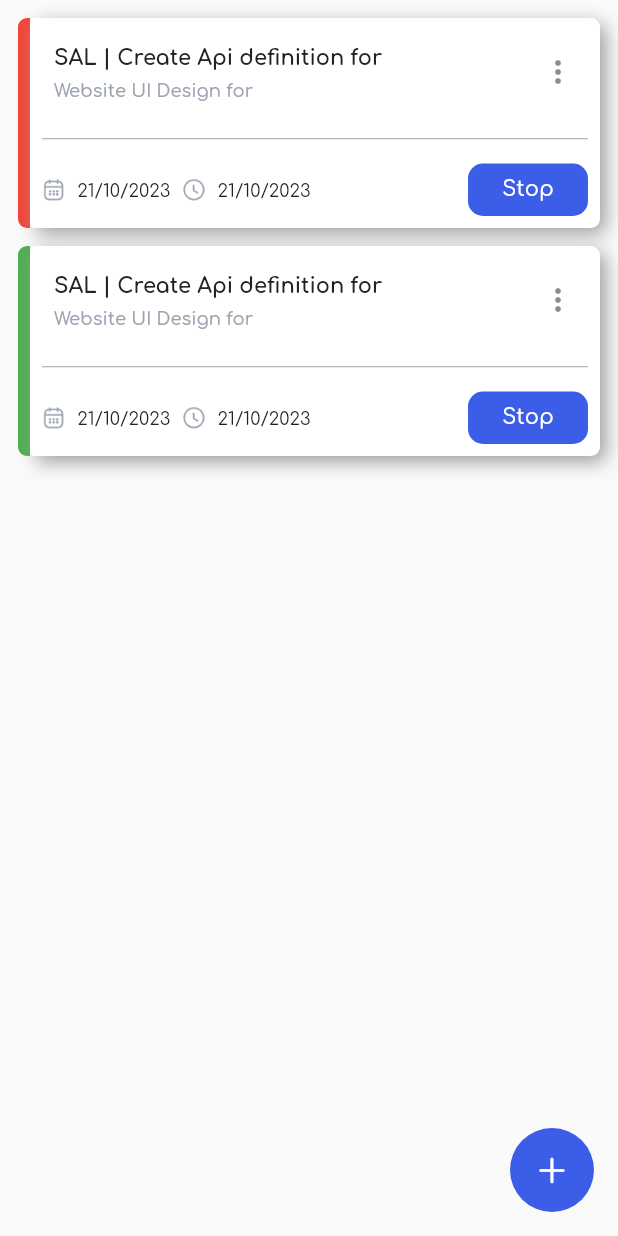
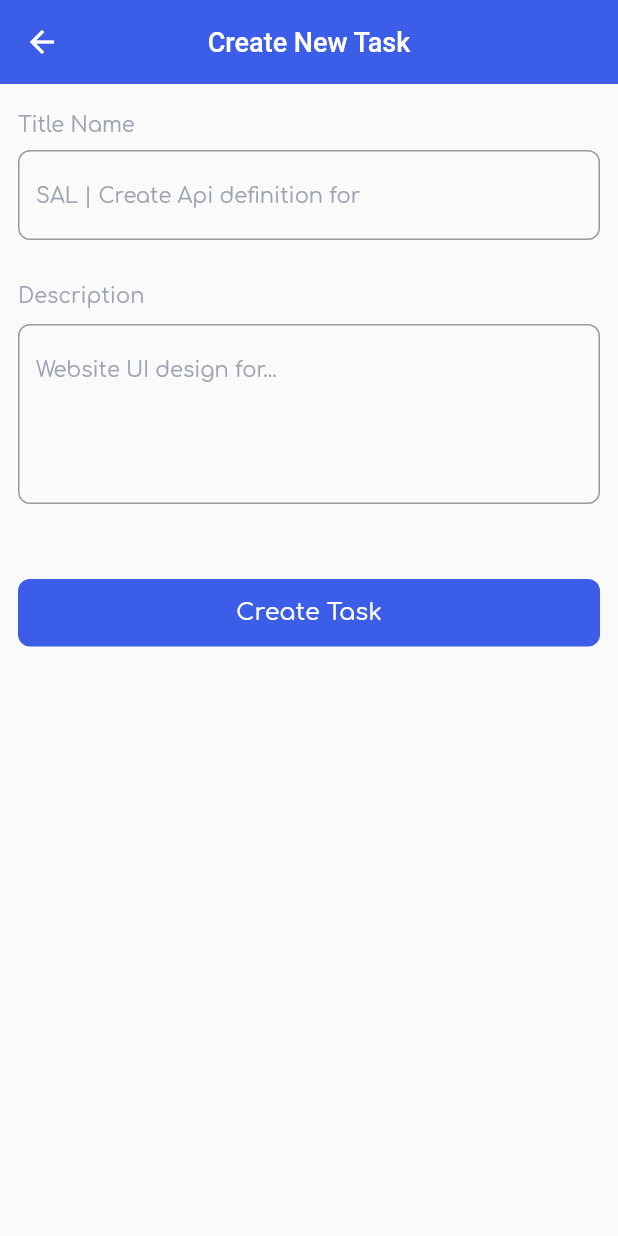
Before and after one commit to nachiketghelani54/time_tracking_demo_flutter_app, a Flutter app: the DoneScreen screen opened directly, after a tap on an icon or button, on a phone screen of 412 x 824 dp. Run offline on Flutter 3.47's test engine with Material 2 defaults, Android fonts, the phone set to English and light mode, and no system bars; our stand-ins replace bloc, equatable, firebase_auth, firebase_core, flutter_bloc, shared_preferences; missing offline and left inert: day_night_switcher; accounts and stored records are empty; generated files the repository leaves out were written again.

Commit message:
add new screen done

```diff
--- a/lib/constants/color_constant.dart
+++ b/lib/constants/color_constant.dart
@@ -10,6 +10,7 @@ class TaskColors {
   static const lightBlackColor = Color(0xff222222);
   static const iconColor = Color(0xff58595b);
   static const hintColor = Color(0xff9DA4B1);
+  static const dividerColor = Color(0xffEEEEEE);
   static const buttonColor = Color(0xffFFFFFF);
   static const darkButtonColor = Color(0xff3892ba);
   static const greenCompletedColor = Color(0xff00A407);
--- a/lib/constants/text_style.dart
+++ b/lib/constants/text_style.dart
@@ -8,6 +8,7 @@ class FontStyleText{
 
   static TextStyle text12W400LightBlack = TextStyle(color: TaskColors.lightBlackColor,fontSize: 12,fontWeight: FontWeight.w400);
   static TextStyle text14W400LightBlack = TextStyle(color: TaskColors.lightBlackColor,fontSize: 14,fontWeight: FontWeight.w400);
+  static TextStyle text14W400Hint = TextStyle(color: TaskColors.hintColor,fontSize: 14,fontWeight: FontWeight.w400);
   static TextStyle text14W500White = TextStyle(fontWeight: FontWeight.w500,color: TaskColors.backgroundColor,fontSize: 14);
   static TextStyle text14W500Green = TextStyle(fontWeight: FontWeight.w500,color: TaskColors.greenCompletedColor,fontSize: 14);
   static TextStyle text16W500White = TextStyle(fontWeight: FontWeight.w500,color: TaskColors.backgroundColor,fontSize: 16);
--- /dev/null
+++ b/lib/screen/add_new_task/add_new_task_screen.dart
@@ -0,0 +1,76 @@
+import 'package:flutter/material.dart';
+import 'package:time_tracking_demo/constants/text_style.dart';
+import 'package:time_tracking_demo/localization/localization.dart';
+
+import '../../constants/color_constant.dart';
+
+class AddNewTaskScreen extends StatefulWidget {
+  const AddNewTaskScreen({Key? key}) : super(key: key);
+
+  @override
+  State<AddNewTaskScreen> createState() => _AddNewTaskScreenState();
+}
+
+class _AddNewTaskScreenState extends State<AddNewTaskScreen> {
+  @override
+  Widget build(BuildContext context) {
+    return Scaffold(
+      appBar:  AppBar(
+        backgroundColor: TaskColors.primaryColor,
+        foregroundColor: Colors.white,
+        title: Text(context.localization.create_new_task,style: TextStyle(color: TaskColors.backgroundColor,fontSize: 18,fontWeight: FontWeight.w500),),
+        centerTitle: true,
+        elevation: 0,
+
+      ),
+      body: Padding(
+        padding: const EdgeInsets.all(12.0),
+        child: Column(
+          crossAxisAlignment: CrossAxisAlignment.start,
+          children: [
+            Padding(
+              padding: const EdgeInsets.symmetric(vertical: 8),
+              child: Text(context.localization.title_name,style: FontStyleText.text14W400Hint,),
+            ),
+            TextField(
+              decoration: InputDecoration(
+                hintText: "SAL | Create Api definition for ",
+                  hintStyle: FontStyleText.text14W400Hint,
+                border: OutlineInputBorder(borderRadius: BorderRadius.circular(8))
+              ),
+            ),
+            SizedBox(height: 20,),
+
+            Padding(
+              padding: const EdgeInsets.symmetric(vertical: 10),
+              child: Text(context.localization.description,style: FontStyleText.text14W400Hint,),
+            ),
+            TextField(
+              decoration: InputDecoration(
+                  hintText: "Website UI design for...",
+                  hintStyle: FontStyleText.text14W400Hint,
+
+                  border: OutlineInputBorder(borderRadius: BorderRadius.circular(8)),
+
+              ),
+              minLines: 4,
+              maxLines: null,
+            ),
+            SizedBox(height: 50,),
+
+            Container(
+              alignment: Alignment.center,
+              height: 45,
+              width: double.infinity,
+              decoration: BoxDecoration(
+                color: Theme.of(context).primaryColor,
+                borderRadius: BorderRadius.circular(8),
+              ),
+              child: Text(context.localization.create_task,style: FontStyleText.text16W500White,),
+            )
+          ],
+        ),
+      ),
+    );
+  }
+}
--- a/lib/screen/home/tabs/done.dart
+++ b/lib/screen/home/tabs/done.dart
@@ -1,8 +1,10 @@
 import 'package:flutter/cupertino.dart';
 import 'package:flutter/material.dart';
+import 'package:time_tracking_demo/localization/localization.dart';
 
 import '../../../constants/color_constant.dart';
 import '../../../constants/text_style.dart';
+import '../../add_new_task/add_new_task_screen.dart';
 
 class DoneScreen extends StatelessWidget {
   const DoneScreen({Key? key}) : super(key: key);
@@ -80,7 +82,7 @@ class DoneScreen extends StatelessWidget {
                                       borderRadius: BorderRadius.circular(10),
                                       color: TaskColors.primaryColor,
                                     ),
-                                    child: Text("Stop",style: FontStyleText.text14W500White,),
+                                    child: Text(context.localization.stop,style: FontStyleText.text14W500White,),
                                   )
                                 ],
                               ),
@@ -171,7 +173,10 @@ class DoneScreen extends StatelessWidget {
               )),
         ],
       ),
-      floatingActionButton: FloatingActionButton(onPressed: (){},child: Icon(CupertinoIcons.add),backgroundColor: TaskColors.primaryColor,elevation: 0,),
+      floatingActionButton: FloatingActionButton(onPressed: (){
+        Navigator.push(context, MaterialPageRoute(builder: (context) => AddNewTaskScreen(),));
+
+      },child: Icon(CupertinoIcons.add),backgroundColor: TaskColors.primaryColor,elevation: 0,),
     );
   }
 }
```
Also changed, not shown: lib/localization/app_de.arb (+20 -4 lines), lib/localization/app_en.arb (+18 -1 lines), lib/screen/bottom_nav_bar.dart (+4 -3 lines), lib/screen/history/history_screen.dart (+4 -3 lines), lib/screen/home/home_screen.dart (+4 -3 lines), lib/screen/home/tabs/in_progress.dart (+7 -2 lines), lib/screen/home/tabs/to_do.dart (+6 -2 lines), lib/screen/setting/setting_screen.dart (+11 -10 lines), assets/images/ic_laungauge.png.
